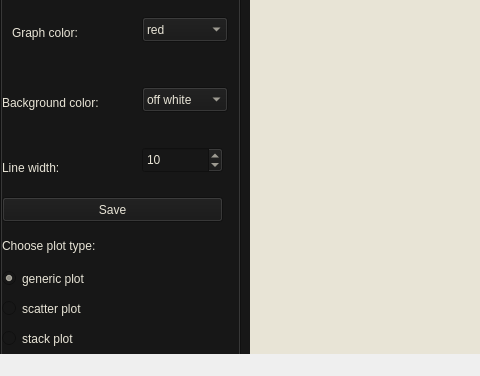
Qt form graphwindow.ui (AndjelaDamnjanovic/MassifVisualization) before a commit; both pictures show x 0 to 480 and y 117 to 493 of the 800 by 493 pixel window.
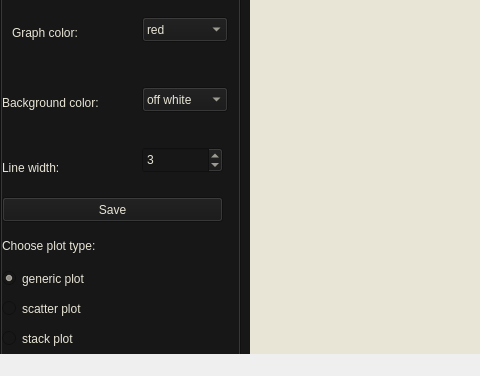
The same form after that commit. Icons and pictures are not drawn.

```diff
--- a/graphwindow.ui
+++ b/graphwindow.ui
@@ -271,7 +271,7 @@
        </rect>
       </property>
       <property name="value">
-       <number>10</number>
+       <number>3</number>
       </property>
      </widget>
      <widget class="QPushButton" name="pbSave">
```
